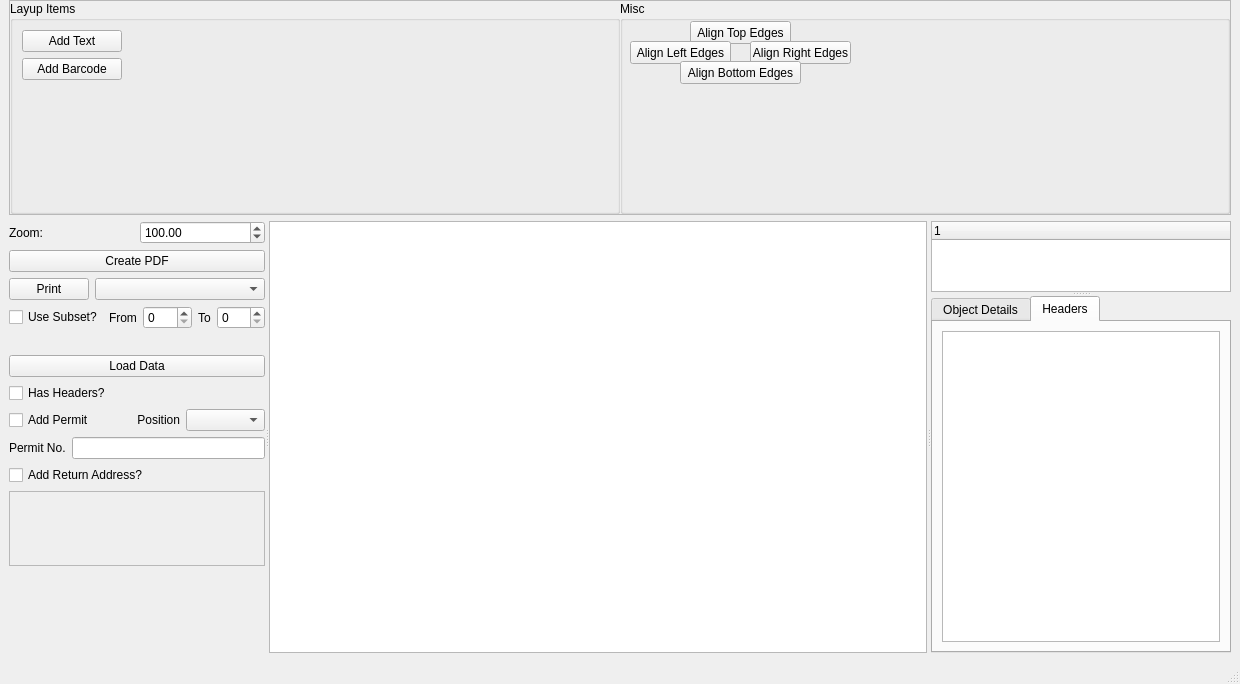
Above: LabelDesigner.ui from marvin939/label-designer before the change. Below: the same form after it.
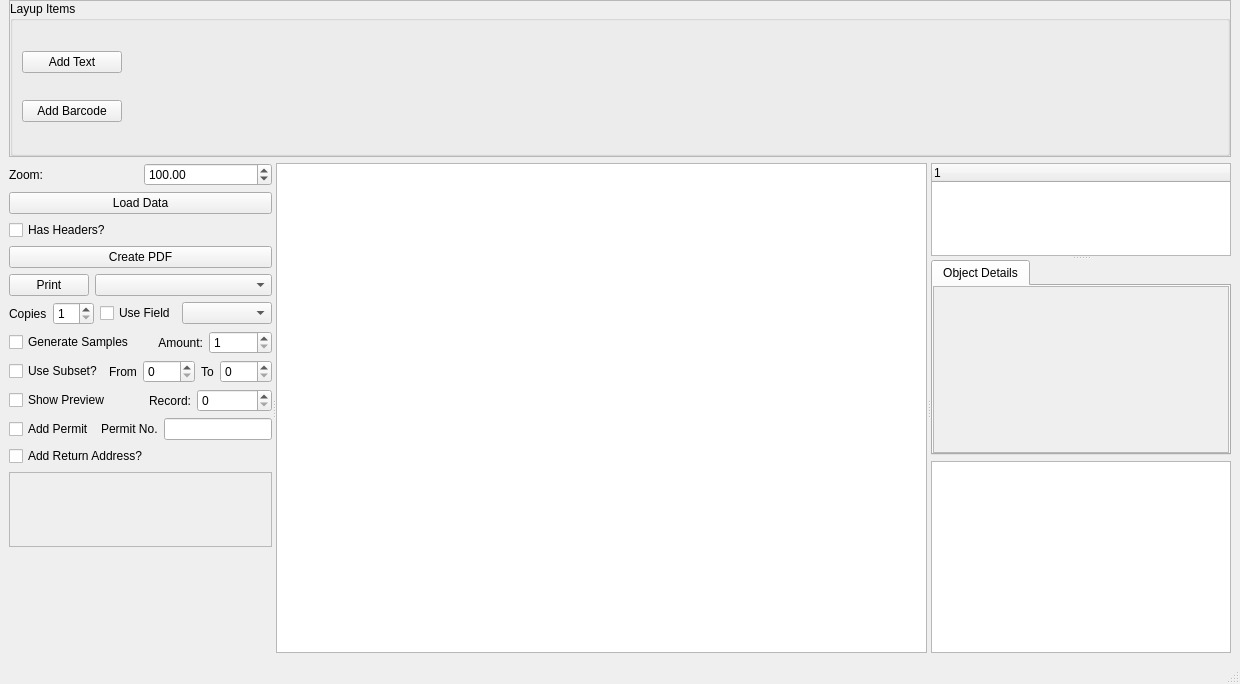
That is the form after the change. The open tabs and pages were chosen to show the change. Custom widgets are drawn as their Qt base class.

Commit message: Added abilities to print multiple copies, specific ranges, and random samples, some other small bugfixes

Patch:
```diff
--- a/LabelDesigner.ui
+++ b/LabelDesigner.ui
@@ -13,6 +13,12 @@
   <property name="windowTitle">
    <string>MainWindow</string>
   </property>
+  <property name="tabShape">
+   <enum>QTabWidget::Rounded</enum>
+  </property>
+  <property name="unifiedTitleAndToolBarOnMac">
+   <bool>false</bool>
+  </property>
   <widget class="QWidget" name="centralwidget">
    <layout class="QVBoxLayout" name="verticalLayout_4">
     <property name="topMargin">
@@ -32,7 +38,7 @@
       <property name="frameShadow">
        <enum>QFrame::Raised</enum>
       </property>
-      <layout class="QHBoxLayout" name="horizontalLayout_4" stretch="1,1">
+      <layout class="QHBoxLayout" name="horizontalLayout_4" stretch="1">
        <property name="spacing">
         <number>0</number>
        </property>
@@ -42,7 +48,7 @@
        <item>
         <widget class="QGroupBox" name="groupBox">
          <property name="sizePolicy">
-          <sizepolicy hsizetype="Preferred" vsizetype="Preferred">
+          <sizepolicy hsizetype="Preferred" vsizetype="Minimum">
            <horstretch>0</horstretch>
            <verstretch>0</verstretch>
           </sizepolicy>
@@ -63,19 +69,6 @@
           <string>Layup Items</string>
          </property>
          <layout class="QGridLayout" name="gridLayout_2">
-          <item row="3" column="0">
-           <spacer name="verticalSpacer">
-            <property name="orientation">
-             <enum>Qt::Vertical</enum>
-            </property>
-            <property name="sizeHint" stdset="0">
-             <size>
-              <width>20</width>
-              <height>40</height>
-             </size>
-            </property>
-           </spacer>
-          </item>
           <item row="0" column="1">
            <spacer name="horizontalSpacer">
             <property name="orientation">
@@ -124,70 +117,11 @@
          </layout>
         </widget>
        </item>
-       <item>
-        <widget class="QGroupBox" name="groupBox_2">
-         <property name="title">
-          <string>Misc</string>
-         </property>
-         <widget class="QPushButton" name="alignTop">
-          <property name="geometry">
-           <rect>
-            <x>70</x>
-            <y>20</y>
-            <width>101</width>
-            <height>23</height>
-           </rect>
-          </property>
-          <property name="text">
-           <string>Align Top Edges</string>
-          </property>
-         </widget>
-         <widget class="QPushButton" name="alignLeft">
-          <property name="geometry">
-           <rect>
-            <x>10</x>
-            <y>40</y>
-            <width>101</width>
-            <height>23</height>
-           </rect>
-          </property>
-          <property name="text">
-           <string>Align Left Edges</string>
-          </property>
-         </widget>
-         <widget class="QPushButton" name="alignRight">
-          <property name="geometry">
-           <rect>
-            <x>130</x>
-            <y>40</y>
-            <width>101</width>
-            <height>23</height>
-           </rect>
-          </property>
-          <property name="text">
-           <string>Align Right Edges</string>
-          </property>
-         </widget>
-         <widget class="QPushButton" name="alignBottom">
-          <property name="geometry">
-           <rect>
-            <x>60</x>
-            <y>60</y>
-            <width>121</width>
-            <height>23</height>
-           </rect>
-          </property>
-          <property name="text">
-           <string>Align Bottom Edges</string>
-          </property>
-         </widget>
-        </widget>
-       </item>
       </layout>
      </widget>
     </item>
     <item>
-     <layout class="QHBoxLayout" name="horizontalLayout_9">
+     <layout class="QHBoxLayout" name="horizontalLayout_9" stretch="0">
       <item>
        <widget class="QSplitter" name="splitter_2">
         <property name="sizePolicy">
@@ -233,7 +167,7 @@
               </item>
              </layout>
             </item>
-            <item row="4" column="0">
+            <item row="7" column="0">
              <layout class="QHBoxLayout" name="horizontalLayout_6">
               <item>
                <widget class="QCheckBox" name="useSubset">
@@ -278,21 +212,14 @@
               </item>
              </layout>
             </item>
-            <item row="6" column="0">
-             <widget class="QPushButton" name="loadData">
-              <property name="text">
-               <string>Load Data</string>
-              </property>
-             </widget>
-            </item>
-            <item row="1" column="0">
+            <item row="3" column="0">
              <widget class="QPushButton" name="createPdfBtn">
               <property name="text">
                <string>Create PDF</string>
               </property>
              </widget>
             </item>
-            <item row="2" column="0">
+            <item row="4" column="0">
              <layout class="QHBoxLayout" name="horizontalLayout_10">
               <item>
                <widget class="QPushButton" name="printButton">
@@ -313,31 +240,112 @@
               </item>
              </layout>
             </item>
+            <item row="8" column="0">
+             <layout class="QHBoxLayout" name="horizontalLayout_12">
+              <item>
+               <widget class="QCheckBox" name="previewCheck">
+                <property name="text">
+                 <string>Show Preview</string>
+                </property>
+               </widget>
+              </item>
+              <item>
+               <widget class="QLabel" name="label_7">
+                <property name="text">
+                 <string>Record:</string>
+                </property>
+                <property name="alignment">
+                 <set>Qt::AlignRight|Qt::AlignTrailing|Qt::AlignVCenter</set>
+                </property>
+               </widget>
+              </item>
+              <item>
+               <widget class="QSpinBox" name="previewRecord"/>
+              </item>
+             </layout>
+            </item>
             <item row="5" column="0">
-             <widget class="QLabel" name="dataInfo">
-              <property name="sizePolicy">
-               <sizepolicy hsizetype="Preferred" vsizetype="Minimum">
-                <horstretch>0</horstretch>
-                <verstretch>0</verstretch>
-               </sizepolicy>
+             <layout class="QHBoxLayout" name="horizontalLayout_5">
+              <item>
+               <widget class="QLabel" name="label_2">
+                <property name="text">
+                 <string>Copies</string>
+                </property>
+               </widget>
+              </item>
+              <item>
+               <widget class="QSpinBox" name="copyCount">
+                <property name="minimum">
+                 <number>1</number>
+                </property>
+               </widget>
+              </item>
+              <item>
+               <widget class="QCheckBox" name="copyUseField">
+                <property name="text">
+                 <string>Use Field</string>
+                </property>
+               </widget>
+              </item>
+              <item>
+               <widget class="QComboBox" name="copyField">
+                <property name="sizePolicy">
+                 <sizepolicy hsizetype="Preferred" vsizetype="Fixed">
+                  <horstretch>1</horstretch>
+                  <verstretch>0</verstretch>
+                 </sizepolicy>
+                </property>
+               </widget>
+              </item>
+             </layout>
+            </item>
+            <item row="6" column="0">
+             <layout class="QHBoxLayout" name="horizontalLayout_11">
+              <item>
+               <widget class="QCheckBox" name="genSamples">
+                <property name="text">
+                 <string>Generate Samples</string>
+                </property>
+               </widget>
+              </item>
+              <item>
+               <widget class="QLabel" name="label_6">
+                <property name="text">
+                 <string>Amount:</string>
+                </property>
+                <property name="alignment">
+                 <set>Qt::AlignRight|Qt::AlignTrailing|Qt::AlignVCenter</set>
+                </property>
+               </widget>
+              </item>
+              <item>
+               <widget class="QSpinBox" name="sampleCount">
+                <property name="minimum">
+                 <number>1</number>
+                </property>
+               </widget>
+              </item>
+             </layout>
+            </item>
+            <item row="1" column="0">
+             <widget class="QPushButton" name="loadData">
+              <property name="text">
+               <string>Load Data</string>
               </property>
+             </widget>
+            </item>
+            <item row="2" column="0">
+             <widget class="QCheckBox" name="headersCheck">
+              <property name="layoutDirection">
+               <enum>Qt::LeftToRight</enum>
+              </property>
               <property name="text">
-               <string/>
+               <string>Has Headers?</string>
               </property>
              </widget>
             </item>
            </layout>
           </item>
-          <item>
-           <widget class="QCheckBox" name="headersCheck">
-            <property name="layoutDirection">
-             <enum>Qt::LeftToRight</enum>
-            </property>
-            <property name="text">
-             <string>Has Headers?</string>
-            </property>
-           </widget>
-          </item>
           <item>
            <layout class="QHBoxLayout" name="horizontalLayout_2">
             <item>
@@ -348,23 +356,6 @@
              </widget>
             </item>
             <item>
-             <widget class="QLabel" name="label_2">
-              <property name="text">
-               <string>Position</string>
-              </property>
-              <property name="alignment">
-               <set>Qt::AlignRight|Qt::AlignTrailing|Qt::AlignVCenter</set>
-              </property>
-             </widget>
-            </item>
-            <item>
-             <widget class="QComboBox" name="permitPosition"/>
-            </item>
-           </layout>
-          </item>
-          <item>
-           <layout class="QHBoxLayout" name="horizontalLayout_3">
-            <item>
              <widget class="QLabel" name="label_3">
               <property name="text">
                <string>Permit No.</string>
@@ -526,7 +517,7 @@
                     <x>0</x>
                     <y>0</y>
                     <width>292</width>
-                    <height>379</height>
+                    <height>232</height>
                    </rect>
                   </property>
                   <layout class="QVBoxLayout" name="verticalLayout_2">
@@ -546,26 +537,22 @@
                </item>
               </layout>
              </widget>
-             <widget class="QWidget" name="headersTab">
-              <attribute name="title">
-               <string>Headers</string>
-              </attribute>
-              <layout class="QHBoxLayout" name="horizontalLayout_5">
-               <item>
-                <widget class="QListWidget" name="headerList">
-                 <property name="editTriggers">
-                  <set>QAbstractItemView::EditKeyPressed</set>
-                 </property>
-                 <property name="selectionBehavior">
-                  <enum>QAbstractItemView::SelectRows</enum>
-                 </property>
-                </widget>
-               </item>
-              </layout>
-             </widget>
             </widget>
            </widget>
           </item>
+          <item>
+           <widget class="QTableWidget" name="headerList">
+            <property name="editTriggers">
+             <set>QAbstractItemView::EditKeyPressed</set>
+            </property>
+            <property name="selectionBehavior">
+             <enum>QAbstractItemView::SelectRows</enum>
+            </property>
+            <attribute name="verticalHeaderVisible">
+             <bool>false</bool>
+            </attribute>
+           </widget>
+          </item>
          </layout>
         </widget>
        </widget>
```
Left out of the diff: 23 changed lines with no effect on the pictures. The commit also changes 9 other files.
